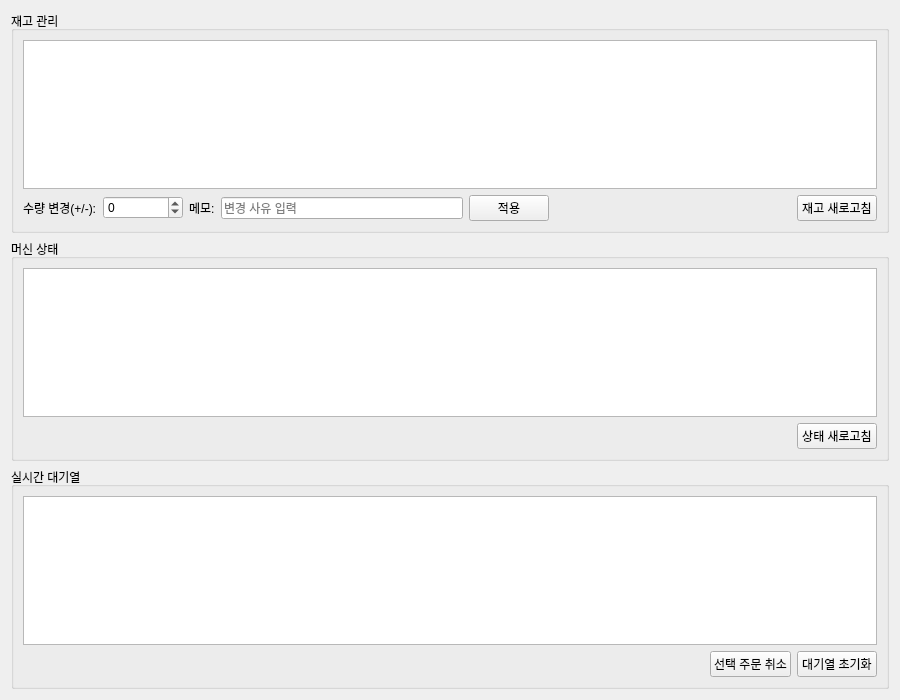
Qt form ui/admin_screen.ui (addinedu-ros-11th/iot-repo-2) before a commit.
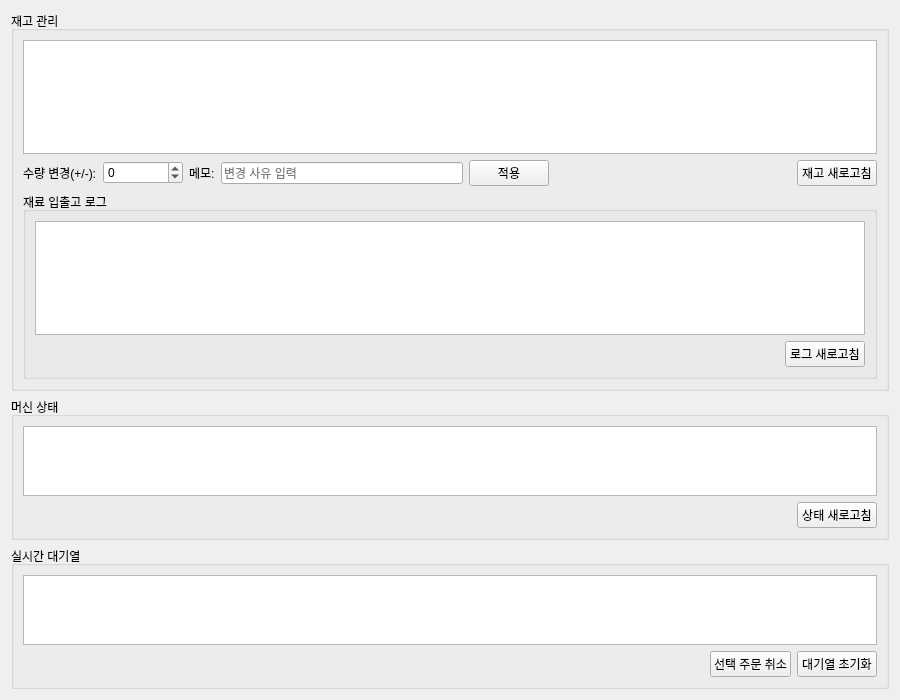
The same form after that commit.

Commit message: feat(ui): 재료 입출고 내역을 확인할 수 있는 로그 UI 구현

What changed in the file:
```diff
--- a/ui/admin_screen.ui
+++ b/ui/admin_screen.ui
@@ -101,6 +101,55 @@
         </item>
        </layout>
       </item>
+
+      <!-- 재료 입출고 로그 (재고 관리 아래) -->
+      <item>
+       <widget class="QGroupBox" name="groupBox_material_tx">
+        <property name="title">
+         <string>재료 입출고 로그</string>
+        </property>
+        <layout class="QVBoxLayout" name="verticalLayout_material_tx">
+         <item>
+          <widget class="QTableWidget" name="materialTxTable">
+           <property name="editTriggers">
+            <set>QAbstractItemView::NoEditTriggers</set>
+           </property>
+           <property name="selectionMode">
+            <enum>QAbstractItemView::SingleSelection</enum>
+           </property>
+           <property name="selectionBehavior">
+            <enum>QAbstractItemView::SelectRows</enum>
+           </property>
+          </widget>
+         </item>
+         <item>
+          <layout class="QHBoxLayout" name="horizontalLayout_material_tx_control">
+           <item>
+            <spacer name="horizontalSpacer_material_tx">
+             <property name="orientation">
+              <enum>Qt::Horizontal</enum>
+             </property>
+             <property name="sizeHint" stdset="0">
+              <size>
+               <width>40</width>
+               <height>20</height>
+              </size>
+             </property>
+            </spacer>
+           </item>
+           <item>
+            <widget class="QPushButton" name="btnReloadMaterialTx">
+             <property name="text">
+              <string>로그 새로고침</string>
+             </property>
+            </widget>
+           </item>
+          </layout>
+         </item>
+        </layout>
+       </widget>
+      </item>
+
      </layout>
     </widget>
    </item>
```
Left out of the diff: 10 changed lines with no effect on the pictures. The commit also changes 6 other files.
